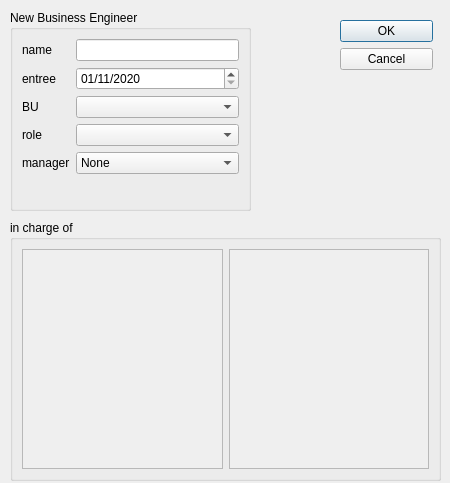
The window that sources/views/add_IA_Diag.ui (thrichert/softy) describes before a commit, drawn with Qt 5.
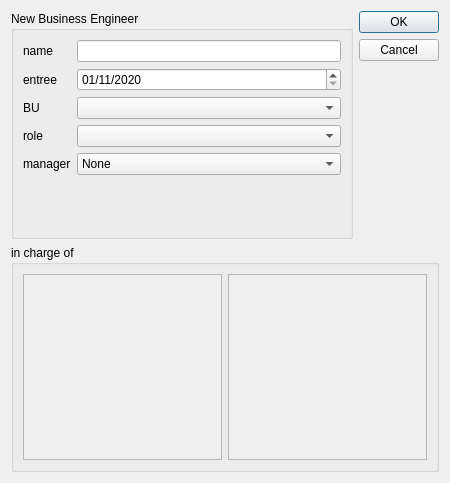
The same window after the commit.

Commit message: Factorisation : User class

```diff
--- a/sources/views/add_IA_Diag.ui
+++ b/sources/views/add_IA_Diag.ui
@@ -25,84 +25,9 @@
   <property name="windowTitle">
    <string>Dialog</string>
   </property>
-  <widget class="QDialogButtonBox" name="buttonBox">
-   <property name="geometry">
-    <rect>
-     <x>340</x>
-     <y>20</y>
-     <width>93</width>
-     <height>126</height>
-    </rect>
-   </property>
-   <property name="orientation">
-    <enum>Qt::Vertical</enum>
-   </property>
-   <property name="standardButtons">
-    <set>QDialogButtonBox::Cancel|QDialogButtonBox::Ok</set>
-   </property>
-  </widget>
-  <widget class="QGroupBox" name="groupBox">
-   <property name="geometry">
-    <rect>
-     <x>10</x>
-     <y>220</y>
-     <width>431</width>
-     <height>261</height>
-    </rect>
-   </property>
-   <property name="title">
-    <string>in charge of</string>
-   </property>
-   <layout class="QVBoxLayout" name="verticalLayout">
-    <item>
-     <layout class="QHBoxLayout" name="horizontalLayout">
-      <item>
-       <widget class="QScrollArea" name="scrollArea_IAs">
-        <property name="widgetResizable">
-         <bool>true</bool>
-        </property>
-        <widget class="QWidget" name="scrollArea_IA">
-         <property name="geometry">
-          <rect>
-           <x>0</x>
-           <y>0</y>
-           <width>197</width>
-           <height>217</height>
-          </rect>
-         </property>
-        </widget>
-       </widget>
-      </item>
-      <item>
-       <widget class="QScrollArea" name="scrollArea_INGs">
-        <property name="widgetResizable">
-         <bool>true</bool>
-        </property>
-        <widget class="QWidget" name="scrollArea_ING">
-         <property name="geometry">
-          <rect>
-           <x>0</x>
-           <y>0</y>
-           <width>197</width>
-           <height>217</height>
-          </rect>
-         </property>
-        </widget>
-       </widget>
-      </item>
-     </layout>
-    </item>
-   </layout>
-  </widget>
+  <layout class="QGridLayout" name="gridLayout">
+   <item row="0" column="0">
   <widget class="QGroupBox" name="groupBox_2">
-   <property name="geometry">
-    <rect>
-     <x>10</x>
-     <y>10</y>
-     <width>241</width>
-     <height>201</height>
-    </rect>
-   </property>
    <property name="title">
     <string>New Business Engineer</string>
    </property>
@@ -183,6 +108,65 @@
     </item>
    </layout>
   </widget>
+   </item>
+   <item row="0" column="1">
+    <widget class="QDialogButtonBox" name="buttonBox">
+     <property name="orientation">
+      <enum>Qt::Vertical</enum>
+     </property>
+     <property name="standardButtons">
+      <set>QDialogButtonBox::Cancel|QDialogButtonBox::Ok</set>
+     </property>
+    </widget>
+   </item>
+   <item row="1" column="0" colspan="2">
+    <widget class="QGroupBox" name="groupBox">
+     <property name="title">
+      <string>in charge of</string>
+     </property>
+     <layout class="QVBoxLayout" name="verticalLayout">
+      <item>
+       <layout class="QHBoxLayout" name="horizontalLayout">
+        <item>
+         <widget class="QScrollArea" name="scrollArea_IAs">
+          <property name="widgetResizable">
+           <bool>true</bool>
+          </property>
+          <widget class="QWidget" name="scrollArea_IA">
+           <property name="geometry">
+            <rect>
+             <x>0</x>
+             <y>0</y>
+             <width>196</width>
+             <height>183</height>
+            </rect>
+           </property>
+          </widget>
+         </widget>
+        </item>
+        <item>
+         <widget class="QScrollArea" name="scrollArea_INGs">
+          <property name="widgetResizable">
+           <bool>true</bool>
+          </property>
+          <widget class="QWidget" name="scrollArea_ING">
+           <property name="geometry">
+            <rect>
+             <x>0</x>
+             <y>0</y>
+             <width>195</width>
+             <height>183</height>
+            </rect>
+           </property>
+          </widget>
+         </widget>
+        </item>
+       </layout>
+      </item>
+     </layout>
+    </widget>
+   </item>
+  </layout>
  </widget>
  <resources/>
  <connections>
```
Lines whose indentation alone changed are shown as unchanged. The commit also changes 10 other files.
